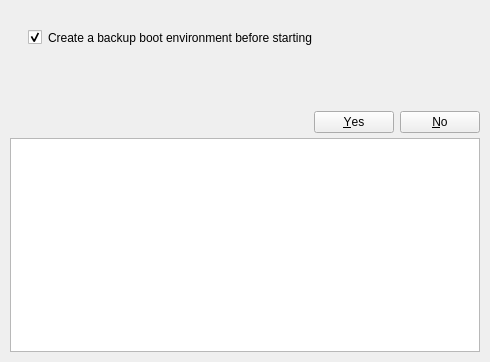
The window that ui/transactiondialog.ui (aarnt/octopkg) describes before a commit, drawn with Qt 5.
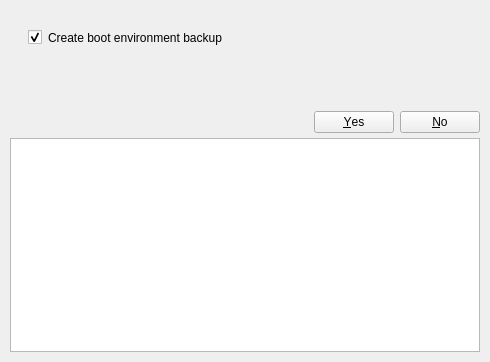
The same window after the commit. Icons and pictures are not drawn.

Commit message: - Updated boot environment backup msg.

Diff of the .ui file:
```diff
--- a/ui/transactiondialog.ui
+++ b/ui/transactiondialog.ui
@@ -66,7 +66,7 @@
       <string notr="true">padding-top: 6px; padding-left: 18px;</string>
      </property>
      <property name="text">
-      <string>Create a backup boot environment before starting</string>
+      <string>Create boot environment backup</string>
      </property>
      <property name="checked">
       <bool>true</bool>
```
